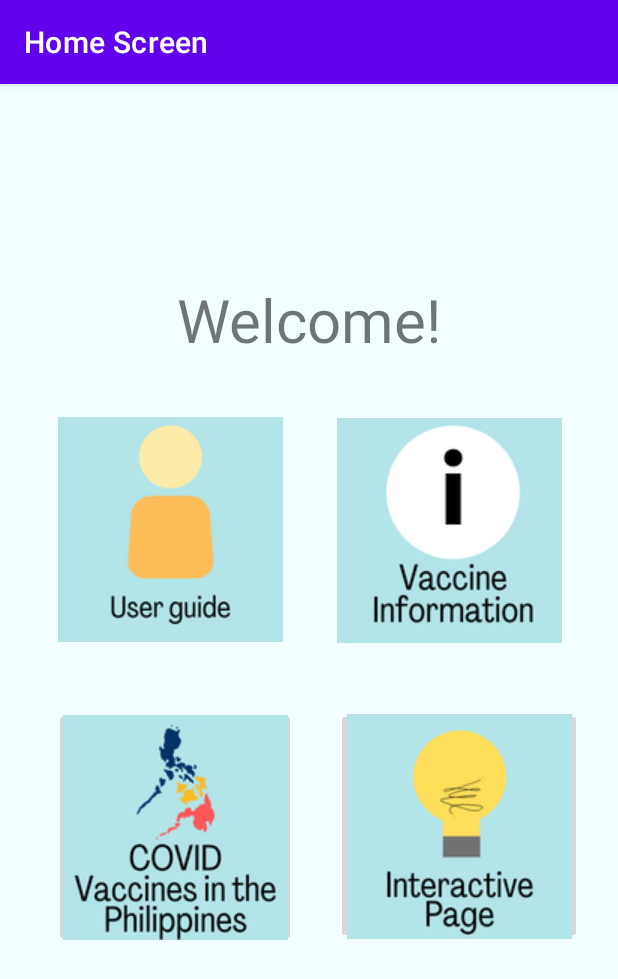
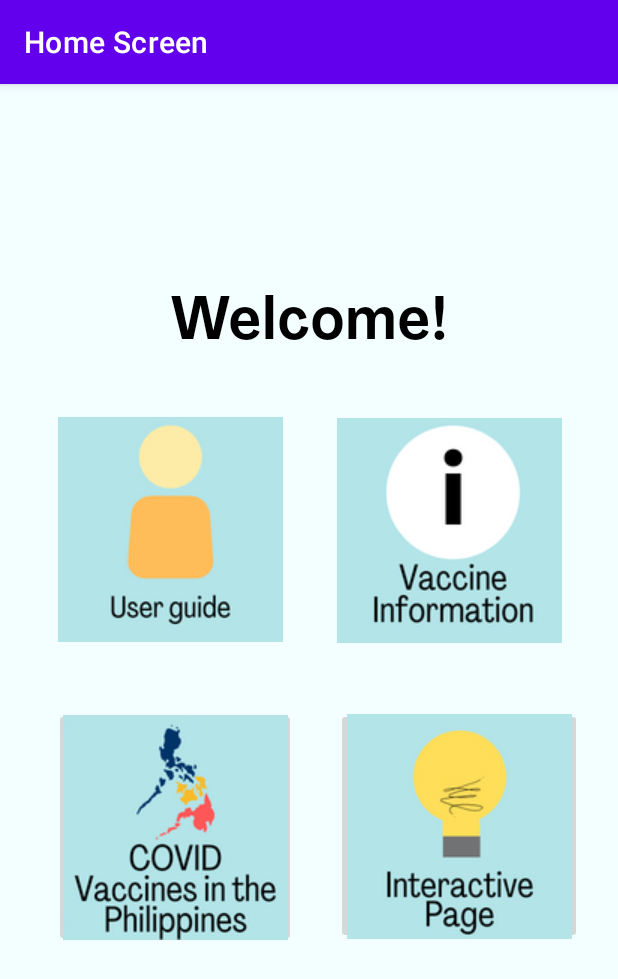
Before and after one commit to hannahdeniseee/r2y-04_app, an Android app: the home_Screen screen opened directly, with no data from a screen before it, on a phone screen of 412 x 824 dp. Shown: the top 979 px of the screen. Run offline under Robolectric (Android 15) with nearby library versions, the phone set to English and light mode, and no system bars.

Commit message:
Update activity_home_screen.xml
added line 14 15

```diff
--- a/app/src/main/res/layout/activity_home_screen.xml
+++ b/app/src/main/res/layout/activity_home_screen.xml
@@ -11,6 +11,8 @@
         android:layout_width="wrap_content"
         android:layout_height="wrap_content"
         android:text="Welcome!"
+        android:textColor="@color/black"
+        android:fontFamily="@font/agrandir"
         android:textSize="40dp"
         app:layout_constraintBottom_toBottomOf="parent"
         app:layout_constraintLeft_toLeftOf="parent"
```
